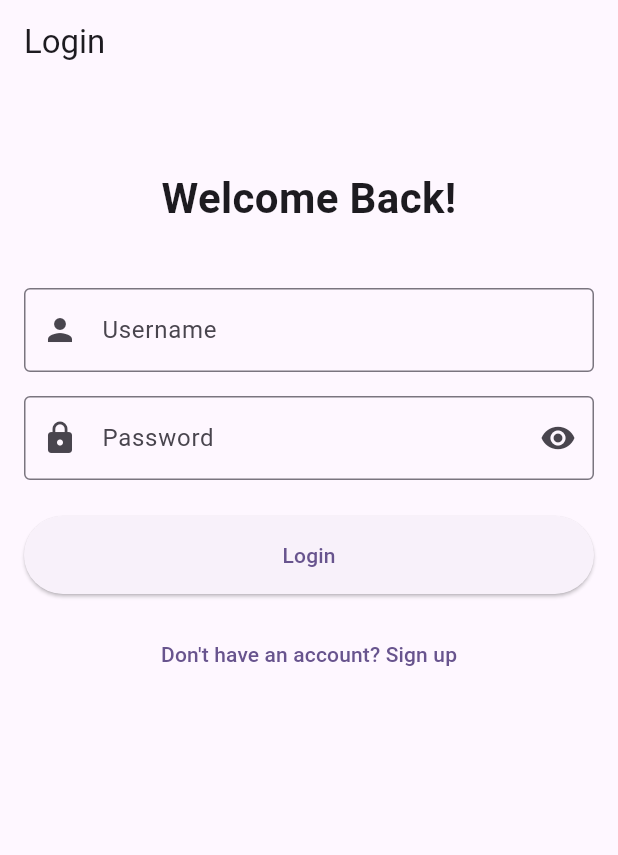
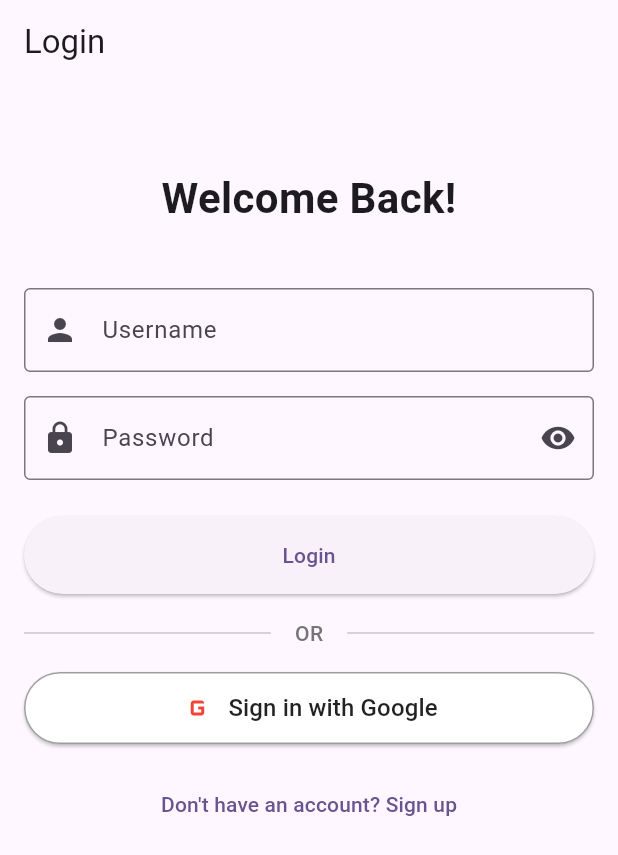
Before and after one commit to sahil-shefeek/flutter-starter-template, a Flutter app: the screen it shows after launch, on a phone screen of 412 x 824 dp. Shown: the top 855 px of the screen. Run offline on Flutter 3.47's test engine with Material 3 defaults, Android fonts, the phone set to English and light mode, and no system bars; our stand-ins replace dio, flutter_bloc, flutter_secure_storage, freezed_annotation, go_router, google_sign_in and 1 more.

Commit message:
added sign in with google button

```diff
--- a/lib/authentication/presentation/pages/login_page.dart
+++ b/lib/authentication/presentation/pages/login_page.dart
@@ -3,6 +3,7 @@ import 'package:flutter_bloc/flutter_bloc.dart';
 import 'package:flutter_starter/authentication/bloc/authentication_bloc.dart';
 import 'package:go_router/go_router.dart';
 import 'package:flutter_starter/routes.dart';
+import '../widgets/google_sign_in_button.dart';
 
 class LoginPage extends StatefulWidget {
   const LoginPage({super.key});
@@ -131,6 +132,25 @@ class _LoginPageState extends State<LoginPage> {
                                 : const Text('Login'),
                       ),
                       const SizedBox(height: 16),
+                      Row(
+                        children: [
+                          const Expanded(child: Divider()),
+                          Padding(
+                            padding: const EdgeInsets.symmetric(horizontal: 16),
+                            child: Text(
+                              'OR',
+                              style: TextStyle(
+                                color: Colors.grey.shade600,
+                                fontWeight: FontWeight.w500,
+                              ),
+                            ),
+                          ),
+                          const Expanded(child: Divider()),
+                        ],
+                      ),
+                      const SizedBox(height: 16),
+                      GoogleSignInButton(isLoading: _isLoading),
+                      const SizedBox(height: 16),
                       TextButton(
                         onPressed:
                             _isLoading
--- /dev/null
+++ b/lib/authentication/presentation/widgets/google_sign_in_button.dart
@@ -0,0 +1,32 @@
+import 'package:flutter/material.dart';
+import 'package:flutter_bloc/flutter_bloc.dart';
+import 'package:flutter_starter/authentication/bloc/authentication_bloc.dart';
+
+class GoogleSignInButton extends StatelessWidget {
+  final bool isLoading;
+
+  const GoogleSignInButton({super.key, this.isLoading = false});
+
+  @override
+  Widget build(BuildContext context) {
+    return ElevatedButton.icon(
+      icon: const Icon(Icons.g_mobiledata, size: 24.0, color: Colors.red),
+      label: const Text(
+        'Sign in with Google',
+        style: TextStyle(fontSize: 16.0, fontWeight: FontWeight.w500),
+      ),
+      onPressed:
+          isLoading
+              ? null
+              : () {
+                context.read<AuthenticationBloc>().add(GoogleSignIn());
+              },
+      style: ElevatedButton.styleFrom(
+        backgroundColor: Colors.white,
+        foregroundColor: Colors.black87,
+        padding: const EdgeInsets.symmetric(vertical: 12, horizontal: 16),
+        side: const BorderSide(color: Colors.grey),
+      ),
+    );
+  }
+}
```
Also changed, not shown: lib/authentication/presentation/pages/signup_page.dart (+20 -0 lines).
